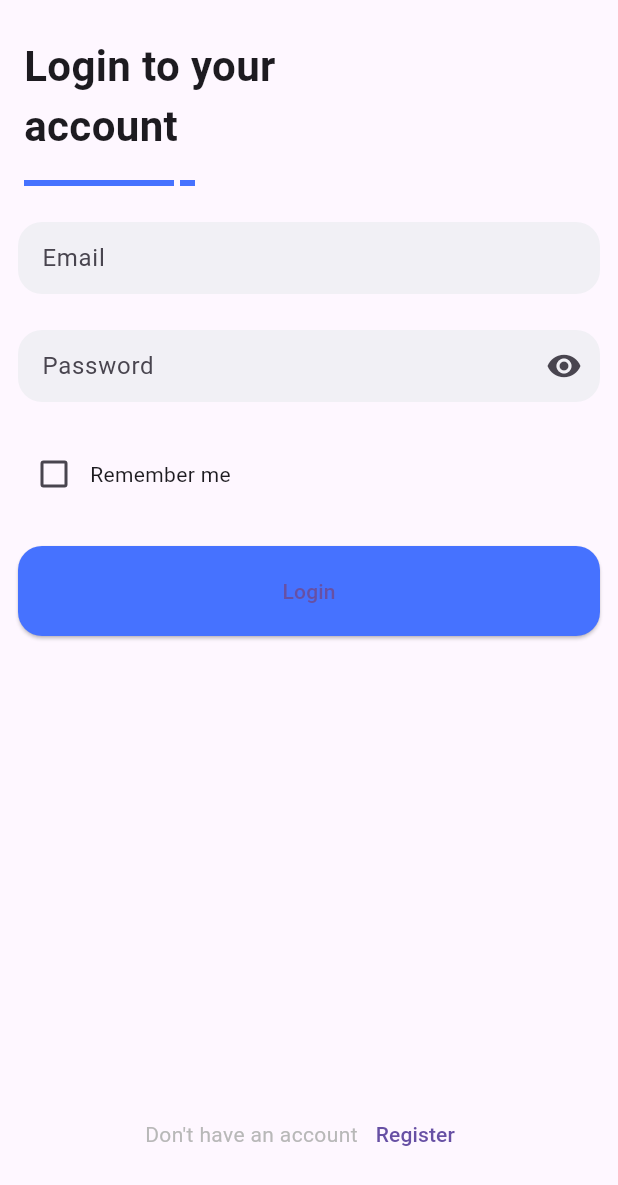
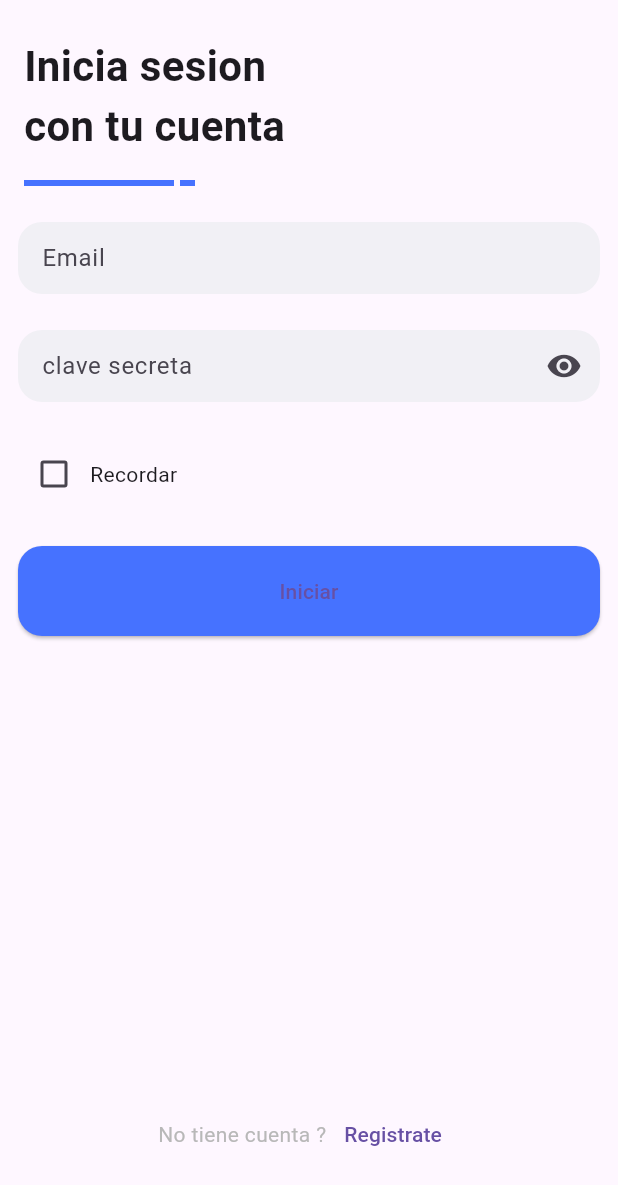
Before and after one commit to Miguel-Sanchez241001/app_example_flutter, a Flutter app: the screen it shows after launch, on a phone screen of 412 x 824 dp. Shown: the top 1185 px of the screen. Run offline on Flutter 3.47's test engine with Material 2 defaults, Android fonts, the phone set to English and light mode, and no system bars; our stand-ins replace firebase_analytics, firebase_auth, firebase_core; accounts and stored records are empty.

Commit message:
Actualicion de idioma.

```diff
--- a/lib/src/pages/login_page.dart
+++ b/lib/src/pages/login_page.dart
@@ -20,7 +20,7 @@ class _LoginPage extends State<LoginPage> {
   @override
   Widget build(BuildContext context) {
     return Scaffold(
-      appBar: CustomAppBar(title: "Login to your account"),
+      appBar: CustomAppBar(title: "Inicia sesion con tu cuenta"),
       body: Container(
         padding: EdgeInsets.symmetric(horizontal: 12, vertical: 12),
         child: Form(
@@ -38,13 +38,13 @@ class _LoginPage extends State<LoginPage> {
                   bool emailValid = RegExp(
                           r"^[a-zA-Z0-9.a-zA-Z0-9.!#$%&'*+-/=?^_`{|}~]+@[a-zA-Z0-9]+\.[a-zA-Z]+")
                       .hasMatch(email);
-                  return emailValid ? null : "Email is not valid";
+                  return emailValid ? null : "Email no valido";
                 },
               ),
               SizedBox(height: 24),
               CustomInputField(
                 keyboardType: TextInputType.visiblePassword,
-                hintText: "Password",
+                hintText: "clave secreta",
                 obscureText: true,
                 controller: _passwordController,
                 validator: (String? password) {
@@ -52,20 +52,20 @@ class _LoginPage extends State<LoginPage> {
                     return null;
                   }
                   if (password.length < 6) {
-                    return "Password is too short";
+                    return "clave secreta es  corta";
                   }
                 },
               ),
               SizedBox(height: 24),
               CustomCheckbox(
-                labelText: "Remember me",
+                labelText: "Recordar",
                 value: _rememberMeChecked,
                 onChanged: (checked) =>
                     setState(() => _rememberMeChecked = checked ?? false),
               ),
               SizedBox(height: 24),
               ElevatedButton(
-                child: Text("Login"),
+                child: Text("Iniciar"),
                 onPressed: () {
                   if (_formKey.currentState!.validate()) {
                     FirebaseAuth.instance
@@ -80,14 +80,13 @@ class _LoginPage extends State<LoginPage> {
                       if (exception is FirebaseAuthException) {
                         ScaffoldMessenger.of(context).showSnackBar(
                           SnackBar(
-                              content:
-                                  Text('Failed to auth: ${exception.message}')),
+                              content: Text(
+                                  'Failed to auth: ${exception.message} ')),
                         );
                       } else {
                         ScaffoldMessenger.of(context).showSnackBar(
                           SnackBar(
-                              content:
-                                  Text('Unhandled auth error ${exception}')),
+                              content: Text('Unhandled auth error $exception')),
                         );
                       }
                     });
@@ -102,13 +101,13 @@ class _LoginPage extends State<LoginPage> {
                 mainAxisSize: MainAxisSize.max,
                 children: [
                   Text(
-                    "Don't have an account",
+                    "No tiene cuenta ?",
                     style: TextStyle(
                       color: Color(0xFFb8b8b8),
                     ),
                   ),
                   TextButton(
-                    child: Text("Register"),
+                    child: Text("Registrate"),
                     onPressed: () =>
                         {Navigator.of(context).pushNamed("/register")},
                   ),
--- a/lib/src/pages/register_page.dart
+++ b/lib/src/pages/register_page.dart
@@ -21,7 +21,7 @@ class _RegisterPage extends State<RegisterPage> {
   @override
   Widget build(BuildContext context) {
     return Scaffold(
-      appBar: CustomAppBar(title: "Register new account"),
+      appBar: CustomAppBar(title: "Registre su cuenta"),
       body: Container(
         padding: EdgeInsets.symmetric(horizontal: 12, vertical: 12),
         child: Form(
@@ -45,7 +45,7 @@ class _RegisterPage extends State<RegisterPage> {
               SizedBox(height: 24),
               CustomInputField(
                 keyboardType: TextInputType.visiblePassword,
-                hintText: "Password",
+                hintText: "clave secreta",
                 obscureText: true,
                 controller: _passwordController,
                 validator: (String? password) {
@@ -53,14 +53,14 @@ class _RegisterPage extends State<RegisterPage> {
                     return null;
                   }
                   if (password.length < 6) {
-                    return "Password is too short";
+                    return "clave secreta es corta";
                   }
                 },
               ),
               SizedBox(height: 24),
               CustomInputField(
                 keyboardType: TextInputType.visiblePassword,
-                hintText: "Password Confirmation",
+                hintText: "clave secreta confirme",
                 obscureText: true,
                 controller: _passwordConfirmationController,
                 validator: (String? password) {
@@ -68,7 +68,7 @@ class _RegisterPage extends State<RegisterPage> {
                     return null;
                   }
                   if (password != _passwordConfirmationController.value.text) {
-                    return "Password is not confirmed";
+                    return "clave secreta no es igual";
                   }
                 },
               ),
@@ -80,14 +80,14 @@ class _RegisterPage extends State<RegisterPage> {
                     Padding(
                       padding: EdgeInsets.only(left: 8),
                       child: Text(
-                        "By creating an account you agree to our",
+                        "Al crear una cuenta tu aceptas nuestros",
                         style: TextStyle(
                           color: Color(0xFFa8a8a7),
                         ),
                       ),
                     ),
                     TextButton(
-                      child: Text('Terms & Conditions'),
+                      child: Text('Terminos & Condiciones'),
                       onPressed: () {
                         print("// Terms & Conditions");
                       },
@@ -100,7 +100,7 @@ class _RegisterPage extends State<RegisterPage> {
               ),
               SizedBox(height: 24),
               ElevatedButton(
-                child: Text("Register"),
+                child: Text("Registrar"),
                 onPressed: !_agreeWithTermsAndConditions
                     ? null
                     : () {
@@ -139,13 +139,13 @@ class _RegisterPage extends State<RegisterPage> {
                 mainAxisSize: MainAxisSize.max,
                 children: [
                   Text(
-                    "Already have an account?",
+                    "Ya tienes una cuenta?",
                     style: TextStyle(
                       color: Color(0xFFb8b8b8),
                     ),
                   ),
                   TextButton(
-                    child: Text("Login"),
+                    child: Text("Inicia Sesion"),
                     onPressed: () =>
                         {Navigator.of(context).pushNamed("/login")},
                   ),
--- a/lib/src/util/appbar.dart
+++ b/lib/src/util/appbar.dart
@@ -1,10 +1,9 @@
-
 import 'package:flutter/material.dart';
 
 class CustomAppBar extends StatelessWidget implements PreferredSizeWidget {
   final String title;
 
-  CustomAppBar({required this.title}) {}
+  CustomAppBar({required this.title});
 
   @override
   Widget build(BuildContext context) {
@@ -55,5 +54,5 @@ class CustomAppBar extends StatelessWidget implements PreferredSizeWidget {
   }
 
   @override
-  Size get preferredSize => Size.fromHeight(136);
+  Size get preferredSize => const Size.fromHeight(136);
 }
--- a/lib/src/util/input.dart
+++ b/lib/src/util/input.dart
@@ -9,6 +9,7 @@ class CustomInputField extends StatefulWidget {
   final FormFieldValidator<String>? validator;
 
   const CustomInputField({
+    super.key,
     this.controller,
     this.initialValue,
     this.keyboardType,
@@ -47,7 +48,7 @@ class _CustomInputFieldState extends State<CustomInputField> {
         obscureText: _obscure,
         obscuringCharacter: '*',
         validator: widget.validator,
-        decoration: new InputDecoration(
+        decoration: InputDecoration(
           border: InputBorder.none,
           focusedBorder: InputBorder.none,
           enabledBorder: InputBorder.none,
@@ -86,6 +87,7 @@ class CustomCheckbox extends StatelessWidget {
   final String? labelText;
   final Widget? label;
   const CustomCheckbox({
+    super.key,
     this.value = false,
     required this.onChanged,
     this.labelText,
```
